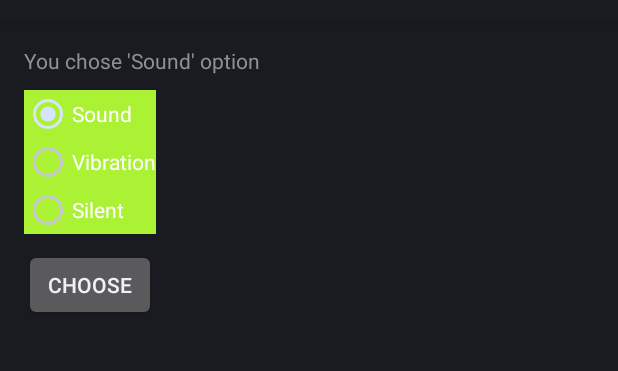
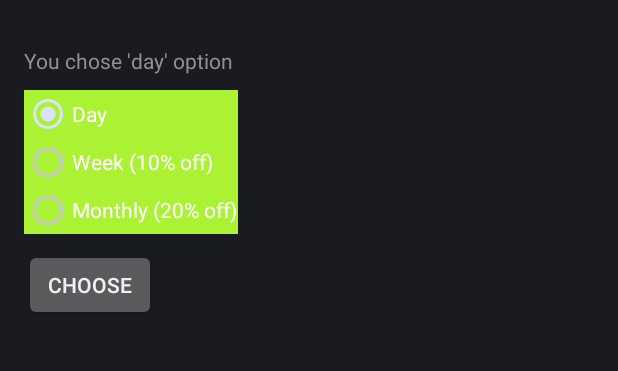
Before and after one commit to Victorgichohi/ParseLogin, an Android app: the VehicleDetails screen opened directly, with no data from a screen before it, after a tap on "CHOOSE", on a phone screen of 412 x 824 dp, the part 62-433 px from its top. Run offline under Robolectric (Android 15) with nearby library versions, the phone set to English and light mode, and no system bars.

```diff
--- a/app/src/main/java/com/victor/m/parselogintutorial/VehicleDetails.java
+++ b/app/src/main/java/com/victor/m/parselogintutorial/VehicleDetails.java
@@ -17,7 +17,7 @@ import android.widget.Toast;
 public class VehicleDetails extends Activity {
 
     private RadioGroup radioGroup;
-    private RadioButton sound, vibration, silent;
+    private RadioButton day, week, month;
     private Button button;
     private TextView textView;
 
@@ -33,23 +33,23 @@ public class VehicleDetails extends Activity {
             @Override
             public void onCheckedChanged(RadioGroup group, int checkedId) {
                 // find which radio button is selected
-                if(checkedId == R.id.silent) {
-                    Toast.makeText(getApplicationContext(), "choice: Silent",
+                if(checkedId == R.id.day) {
+                    Toast.makeText(getApplicationContext(), "choice: Day",
                             Toast.LENGTH_SHORT).show();
-                } else if(checkedId == R.id.sound) {
-                    Toast.makeText(getApplicationContext(), "choice: Sound",
+                } else if(checkedId == R.id.week) {
+                    Toast.makeText(getApplicationContext(), "choice: Week",
                             Toast.LENGTH_SHORT).show();
                 } else {
-                    Toast.makeText(getApplicationContext(), "choice: Vibration",
+                    Toast.makeText(getApplicationContext(), "choice: Monthly",
                             Toast.LENGTH_SHORT).show();
                 }
             }
 
         });
 
-        sound = (RadioButton) findViewById(R.id.sound);
-        vibration = (RadioButton) findViewById(R.id.vibration);
-        silent = (RadioButton) findViewById(R.id.silent);
+        day = (RadioButton) findViewById(R.id.day);
+        week = (RadioButton) findViewById(R.id.week);
+        month = (RadioButton) findViewById(R.id.month);
         textView = (TextView) findViewById(R.id.text);
 
         button = (Button)findViewById(R.id.chooseBtn);
@@ -60,12 +60,12 @@ public class VehicleDetails extends Activity {
                 int selectedId = radioGroup.getCheckedRadioButtonId();
 
                 // find which radioButton is checked by id
-                if(selectedId == sound.getId()) {
-                    textView.setText("You chose 'Sound' option");
-                } else if(selectedId == vibration.getId()) {
-                    textView.setText("You chose 'Vibration' option");
+                if(selectedId == day.getId()) {
+                    textView.setText("You chose 'day' option");
+                } else if(selectedId == week.getId()) {
+                    textView.setText("You chose 'week' option");
                 } else {
-                    textView.setText("You chose 'Silent' option");
+                    textView.setText("You chose 'month' option");
                 }
             }
         });
--- a/app/src/main/res/layout/radiobutton.xml
+++ b/app/src/main/res/layout/radiobutton.xml
@@ -21,29 +21,31 @@
         android:layout_below="@+id/text"
         android:id="@+id/myRadioGroup"
         android:background="#abf234"
-        android:checkedButton="@+id/sound" >
+        android:checkedButton="@+id/day" >
     <!--state which button is checked by default-->
 
 
         <RadioButton
             android:layout_width="wrap_content"
             android:layout_height="wrap_content"
-            android:id="@+id/sound"
-            android:text="@string/Sound" />
+            android:id="@+id/day"
+            android:text="@string/Day" />
 
         <RadioButton
             android:layout_width="wrap_content"
             android:layout_height="wrap_content"
-            android:id="@+id/vibration"
-            android:text="@string/Vibration" />
+            android:id="@+id/week"
+            android:text="@string/Week" />
 
         <RadioButton
             android:layout_width="wrap_content"
             android:layout_height="wrap_content"
-            android:id="@+id/silent"
-            android:text="@string/Silent" />
+            android:id="@+id/month"
+            android:text="@string/Monthly" />
 
     </RadioGroup>
+
+    <!--closest Area-->
 
     <Button
         android:layout_width="wrap_content"
--- a/app/src/main/res/values/strings.xml
+++ b/app/src/main/res/values/strings.xml
@@ -12,8 +12,8 @@
     <string name="Park">Proceed To Park</string>
     <string name="IntroApp">myIntro</string>
     <string name="ChoiceText">Choose one of the radio buttons below</string>
-    <string name="Sound">Sound</string>
-    <string name="Vibration">Vibration</string>
-    <string name="Silent">Silent</string>
+    <string name="Day">Day</string>
+    <string name="Week">Week (10% off)</string>
+    <string name="Monthly">Monthly (20% off)</string>
     <string name="Choose">Choose</string>
 </resources>
```
